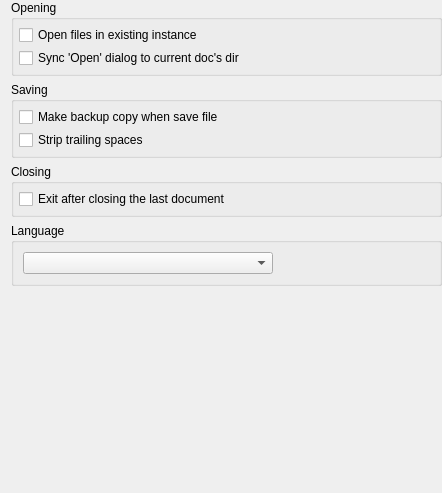
Above: src/app/ui/forms/MainSettingsPage.ui from Mezomish/juffed before the change. Below: the same form after it.
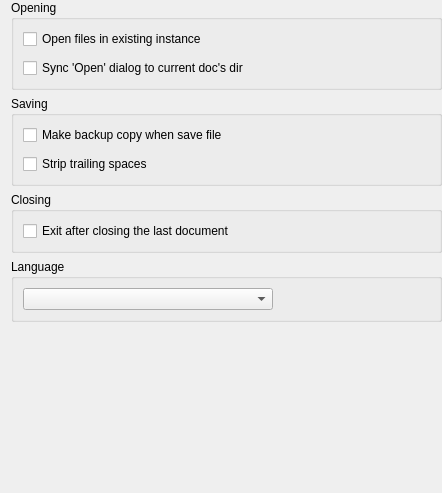
That is the form after the change.

```diff
--- a/src/app/ui/forms/MainSettingsPage.ui
+++ b/src/app/ui/forms/MainSettingsPage.ui
@@ -33,10 +33,10 @@
      </property>
      <layout class="QVBoxLayout" name="verticalLayout">
       <property name="spacing">
-       <number>3</number>
+       <number>9</number>
       </property>
       <property name="margin">
-       <number>5</number>
+       <number>9</number>
       </property>
       <item>
        <widget class="QCheckBox" name="singleInstanceChk">
@@ -65,10 +65,10 @@
      </property>
      <layout class="QVBoxLayout" name="verticalLayout_3">
       <property name="spacing">
-       <number>3</number>
+       <number>9</number>
       </property>
       <property name="margin">
-       <number>5</number>
+       <number>9</number>
       </property>
       <item>
        <widget class="QCheckBox" name="makeBackupChk">
@@ -94,10 +94,10 @@
      </property>
      <layout class="QVBoxLayout" name="verticalLayout_2">
       <property name="spacing">
-       <number>3</number>
+       <number>9</number>
       </property>
       <property name="margin">
-       <number>5</number>
+       <number>9</number>
       </property>
       <item>
        <widget class="QCheckBox" name="exitOnLastDocClosedChk">
@@ -115,6 +115,9 @@
       <string>Language</string>
      </property>
      <layout class="QVBoxLayout" name="verticalLayout_6">
+      <property name="spacing">
+       <number>9</number>
+      </property>
       <item>
        <widget class="QComboBox" name="languageCmb">
         <property name="maximumSize">
```
